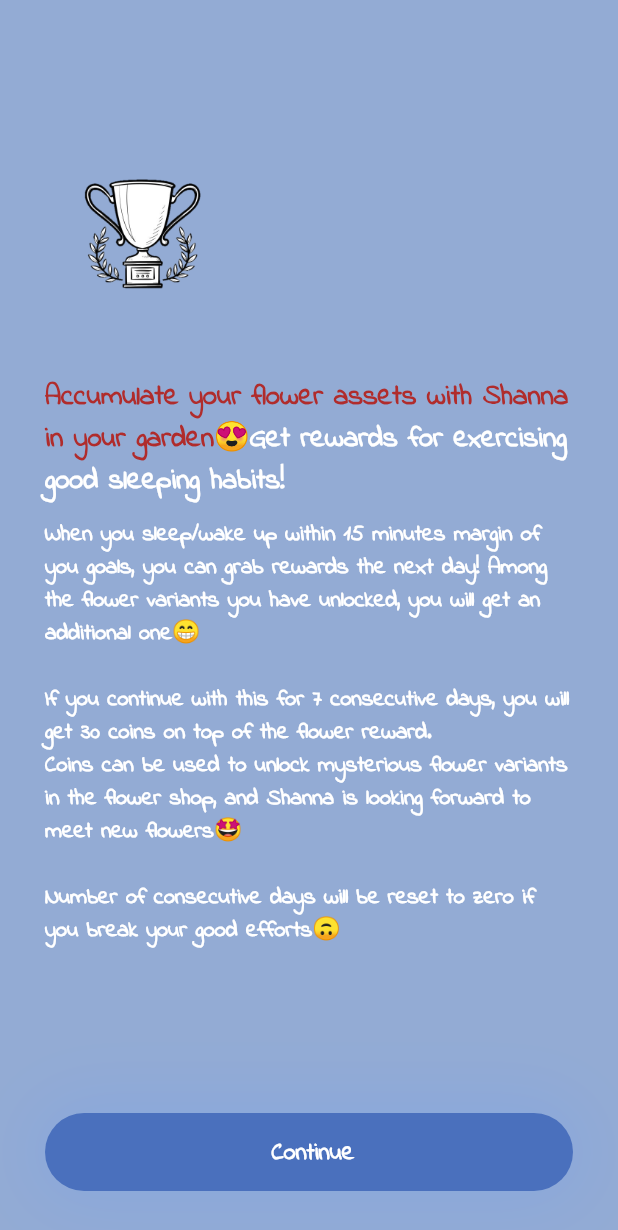
After one commit to yuuutong/Orbital-Project, a Flutter app: the WalkthroughScreen screen opened directly, swiped to page 3, on a phone screen of 412 x 824 dp. The commit adds this screen. Shown: the top 1230 px of the screen. Run offline on Flutter 3.47's test engine with Material 2 defaults, Android fonts, the light colour scheme and no system bars; our stand-ins replace cloud_firestore, firebase_auth, firebase_core, flutter_tags, shimmer; missing offline and left inert: flutter_alarm_clock, flutter_launcher_icons, loading_gifs, time_chart; accounts and stored records are empty.

Commit message:
walkthrough of the app

```diff
--- /dev/null
+++ b/sleeplah/lib/choice.dart
@@ -0,0 +1,56 @@
+import 'package:flutter/material.dart';
+import 'package:sleeplah/home_page/HomeScreen.dart';
+import 'package:sleeplah/walkthrough/walkthrough_screen.dart';
+import 'configurations/background.dart';
+import 'configurations/rounded_button.dart';
+import 'login_page/LoginScreen.dart';
+import 'package:sleeplah/constant.dart';
+
+class Choice extends StatefulWidget {
+  const Choice({Key? key}) : super(key: key);
+
+  @override
+  _ChoiceState createState() => _ChoiceState();
+}
+
+class _ChoiceState extends State<Choice> {
+  @override
+  Widget build(BuildContext context) {
+    return Material(
+        child: Background(
+            child: SingleChildScrollView(
+                child: Column(
+      crossAxisAlignment: CrossAxisAlignment.center,
+      children: <Widget>[
+        Container(
+          alignment: Alignment.center,
+          child: const Text(
+            "Would you like a walkthrough of the app?",
+            style: TextStyle(
+                color: Colors.white, fontSize: 18, fontFamily: "IndieFlower", fontWeight: FontWeight.bold),
+          ),
+        ),
+        Padding(
+          padding: const EdgeInsets.all(8.0),
+          child: RoundedButton(
+            press: () async {
+              Navigator.of(context).pushReplacement(
+                  MaterialPageRoute(builder: (context) => HomeScreen()));
+            },
+            text: 'I\'m a old user. Log in straight',
+          ),
+        ),
+        Padding(
+          padding: const EdgeInsets.all(8.0),
+          child: RoundedButton(
+            press: () {
+              Navigator.of(context).pushReplacement(MaterialPageRoute(
+                  builder: (context) => const WalkthroughScreen()));
+            },
+            text: 'I\'m a newbie! Go for a walkthrough',
+          ),
+        )
+      ],
+    ))));
+  }
+}
--- a/sleeplah/lib/login_page/LogIn.dart
+++ b/sleeplah/lib/login_page/LogIn.dart
@@ -1,3 +1,4 @@
+import 'package:sleeplah/choice.dart';
 import 'package:sleeplah/configurations/background.dart';
 import 'package:sleeplah/signup_page/SignUpScreen.dart';
 import 'package:sleeplah/configurations/rounded_button.dart';
@@ -6,6 +7,7 @@ import 'package:sleeplah/configurations/rounded_password_field.dart';
 import 'package:firebase_auth/firebase_auth.dart';
 import 'package:flutter/material.dart';
 import 'package:sleeplah/home_page/HomeScreen.dart';
+import 'package:sleeplah/walkthrough/walkthrough_screen.dart';
 import '../forgot_password_page/ForgotPasswordScreen.dart';
 
 class LogIn extends StatefulWidget {
@@ -26,11 +28,11 @@ class _LogInState extends State<LogIn> {
           .user;
       ScaffoldMessenger.of(context).showSnackBar(
         const SnackBar(
-          content: const Text('Signed in'),
+          content: Text('Signed in'),
         ),
       );
       Navigator.of(context).pushReplacement(
-        MaterialPageRoute(builder: (context) => HomeScreen()),
+        MaterialPageRoute(builder: (context) => Choice()),
       );
     } catch (e) {
       print("error");
@@ -90,7 +92,7 @@ class _LogInState extends State<LogIn> {
                     const Text(
                       "Do not have an account?",
                       textAlign: TextAlign.center,
-                      style: const TextStyle(
+                      style: TextStyle(
                           color: Colors.white, fontWeight: FontWeight.bold),
                     ),
                     TextButton(
@@ -117,7 +119,7 @@ class _LogInState extends State<LogIn> {
                 const Text(
                   "",
                   textAlign: TextAlign.center,
-                  style: const TextStyle(color: Colors.white),
+                  style: TextStyle(color: Colors.white),
                 ),
                 TextButton(
                   onPressed: () {
--- /dev/null
+++ b/sleeplah/lib/walkthrough/static.dart
@@ -0,0 +1,233 @@
+import 'package:flutter/cupertino.dart';
+
+List<Map<String, Object>> WALKTHROUGH_ITEMS = [
+  {
+    'image': 'assets/images/shanna.png',
+    'button_text': 'Continue',
+    'description_rich': RichText(
+        text: const TextSpan(children: [
+      TextSpan(
+          text:
+              'Welcome to SleepLah! Shanna, our mascot sheep, aims to help you develop good sleeping habits and have fun along the way😉',
+          style: TextStyle(
+              fontWeight: FontWeight.bold,
+              fontSize: 18,
+              fontFamily: "IndieFlower"))
+    ])),
+    'title': RichText(
+        text: const TextSpan(children: [
+      TextSpan(
+          text: 'Let\'s start!',
+          style: TextStyle(
+              fontWeight: FontWeight.bold,
+              fontSize: 24,
+              fontFamily: "IndieFlower")),
+    ])),
+  },
+  {
+    'image': 'assets/images/clock.png',
+    'button_text': 'Continue',
+    'description_rich': RichText(
+        text: const TextSpan(children: [
+      TextSpan(
+          text: '',
+          style: TextStyle(fontWeight: FontWeight.bold, fontSize: 16)),
+    ])),
+    'title': RichText(
+        text: const TextSpan(children: [
+      TextSpan(
+          text:
+              'Set your customised sleeping and wakeup time goals, and get alarm reminders✨',
+          style: TextStyle(
+              fontWeight: FontWeight.bold,
+              fontSize: 24,
+              fontFamily: 'IndieFlower',
+              color: Color.fromARGB(255, 176, 44, 44))),
+      TextSpan(
+          text: '\nNever miss your bedtime and stay up late again!',
+          style: TextStyle(
+              fontWeight: FontWeight.bold,
+              fontSize: 24,
+              fontFamily: 'IndieFlower')),
+    ]))
+  },
+  {
+    'image': 'assets/images/reward.png',
+    'button_text': 'Continue',
+    'description_rich': RichText(
+        text: const TextSpan(children: [
+      TextSpan(
+          text:
+              'When you sleep/wake up within 15 minutes margin of you goals, you can grab rewards the next day! Among the flower variants you have unlocked, you will get an additional one😁\n\nIf you continue with this for 7 consecutive days, you will get 30 coins on top of the flower reward.\nCoins can be used to unlock mysterious flower variants in the flower shop, and Shanna is looking forward to meet new flowers🤩\n\nNumber of consecutive days will be reset to zero if you break your good efforts🙃',
+          style: TextStyle(
+              fontWeight: FontWeight.bold,
+              fontSize: 15,
+              fontFamily: 'IndieFlower'))
+    ])),
+    'title': RichText(
+        text: const TextSpan(children: [
+      TextSpan(
+          text: 'Accumulate your flower assets with Shanna in your garden😍',
+          style: TextStyle(
+              fontWeight: FontWeight.bold,
+              fontSize: 19,
+              fontFamily: 'IndieFlower',
+              color: Color.fromARGB(255, 176, 44, 44))),
+      TextSpan(
+          text: 'Get rewards for exercising good sleeping habits!',
+          style: TextStyle(
+              fontWeight: FontWeight.bold,
+              fontSize: 19,
+              fontFamily: 'IndieFlower')),
+    ])),
+  },
+  {
+    'image': 'assets/images/leaderboard.png',
+    'button_text': 'Continue',
+    'description_rich': RichText(
+        text: const TextSpan(children: [
+      TextSpan(
+          text:
+              'View your ranking based on the number of total flowers owned & number of consecutive days of sleep',
+          style: TextStyle(
+              fontWeight: FontWeight.bold,
+              fontSize: 16,
+              fontFamily: 'IndieFlower')),
+      TextSpan(
+          text:
+              '\nSend/accept friend request to exercise good sleeping habits with friends!',
+          style: TextStyle(
+              fontWeight: FontWeight.bold,
+              fontSize: 16,
+              fontFamily: 'IndieFlower')),
+    ])),
+    'title': RichText(
+        text: const TextSpan(children: [
+      TextSpan(
+          text:
+              'Have fun by inviting friends to participate, and see your place on the leaderboard😎',
+          style: TextStyle(
+              fontWeight: FontWeight.bold,
+              fontSize: 24,
+              fontFamily: 'IndieFlower',
+              color: Color.fromARGB(255, 176, 44, 44))),
+    ])),
+  },
+  {
+    'image': 'assets/images/dashboard.png',
+    'button_text': 'Continue',
+    'description_rich': RichText(
+        text: const TextSpan(children: [
+      TextSpan(
+          text:
+              'View the coins, number of days of sleep, and number of each flower owned at the moment',
+          style: TextStyle(
+              fontWeight: FontWeight.bold,
+              fontSize: 16,
+              fontFamily: 'IndieFlower')),
+      TextSpan(
+          text:
+              '\nBe proud of how far you have come in sticking to your sleeping goals. WOW🏆',
+          style: TextStyle(
+              fontWeight: FontWeight.bold,
+              fontSize: 16,
+              fontFamily: 'IndieFlower')),
+    ])),
+    'title': RichText(
+        text: const TextSpan(children: [
+      TextSpan(
+          text:
+              'Garden Statistics Dashboard: take a look at your garden assets!',
+          style: TextStyle(
+              fontWeight: FontWeight.bold,
+              fontSize: 24,
+              fontFamily: 'IndieFlower',
+              color: Color.fromARGB(255, 176, 44, 44))),
+    ])),
+  },
+  {
+    'image': 'assets/images/stats.png',
+    'button_text': 'Continue',
+    'description_rich': RichText(
+        text: const TextSpan(children: [
+      TextSpan(
+          text:
+              'Start and end time of sleep, sleep duration, in weeks and months!',
+          style: TextStyle(
+              fontWeight: FontWeight.bold,
+              fontSize: 16,
+              fontFamily: 'IndieFlower')),
+      TextSpan(
+          text:
+              '\nKeep track of how long you have been sleeping for the past few days/months, and your usual sleep/wakeup time',
+          style: TextStyle(
+              fontWeight: FontWeight.bold,
+              fontSize: 16,
+              fontFamily: 'IndieFlower')),
+    ])),
+    'title': RichText(
+        text: const TextSpan(children: [
+      TextSpan(
+          text: 'See your personal sleeping statistics displayed in barcharts!',
+          style: TextStyle(
+              fontWeight: FontWeight.bold,
+              fontSize: 24,
+              fontFamily: 'IndieFlower',
+              color: Color.fromARGB(255, 176, 44, 44))),
+    ])),
+  },
+  {
+    'image': 'assets/images/collection.png',
+    'button_text': 'Continue',
+    'description_rich': RichText(
+        text: const TextSpan(children: [
+      TextSpan(
+          text: 'Unlocked flowers will be visible, ',
+          style: TextStyle(
+              fontWeight: FontWeight.bold,
+              fontSize: 16,
+              fontFamily: 'IndieFlower')),
+      TextSpan(
+          text: 'mysterious flowers need to be purchased in flower shop🎃',
+          style: TextStyle(
+              fontWeight: FontWeight.bold,
+              fontSize: 16,
+              fontFamily: 'IndieFlower')),
+    ])),
+    'title': RichText(
+        text: const TextSpan(children: [
+      TextSpan(
+          text:
+              'Flower Collection Handbook: read the language of flowers and see how many mysterious flowers are still waiting for you!',
+          style: TextStyle(
+              fontWeight: FontWeight.bold,
+              fontSize: 24,
+              fontFamily: 'IndieFlower',
+              color: Color.fromARGB(255, 176, 44, 44))),
+    ])),
+  },
+  {
+    'image': 'assets/images/profile.png',
+    'button_text': 'Let\'s go!',
+    'description_rich': RichText(
+        text: const TextSpan(children: [
+      TextSpan(
+          text:
+              'Change your profile photo to your favourite flower among those unlocked(✿◡‿◡)',
+          style: TextStyle(
+              fontWeight: FontWeight.bold,
+              fontSize: 16,
+              fontFamily: 'IndieFlower')),
+    ])),
+    'title': RichText(
+        text: const TextSpan(children: [
+      TextSpan(
+          text: 'More to explore on the settings page!',
+          style: TextStyle(
+              fontWeight: FontWeight.bold,
+              fontSize: 24,
+              fontFamily: 'IndieFlower',
+              color: Color.fromARGB(255, 176, 44, 44))),
+    ])),
+  }
+];
--- /dev/null
+++ b/sleeplah/lib/walkthrough/walkthrough_item.dart
@@ -0,0 +1,125 @@
+import 'package:flutter/material.dart';
+import 'package:sleeplah/home_page/HomeScreen.dart';
+
+class WalkthroughItem extends StatefulWidget {
+  final description;
+  final index;
+  final totalItem;
+  final controller;
+  final Map<String, dynamic>? item;
+
+  const WalkthroughItem(
+      {Key? key,
+      this.controller,
+      this.description,
+      this.index,
+      this.totalItem,
+      this.item})
+      : super(key: key);
+
+  @override
+  _WalkthroughItemState createState() => _WalkthroughItemState();
+}
+
+class _WalkthroughItemState extends State<WalkthroughItem> {
+  @override
+  Widget build(BuildContext context) {
+    return Container(
+      color: Color.fromARGB(255, 147, 171, 212),
+      width: double.infinity,
+      height: double.infinity,
+      child: Column(
+        children: [
+          Expanded(
+            flex: 1,
+            child: Column(
+              mainAxisAlignment: MainAxisAlignment.center,
+              crossAxisAlignment: CrossAxisAlignment.start,
+              children: widget.index == 0
+                  ? [
+                      Container(
+                          margin: const EdgeInsets.only(left: 20, right: 20),
+                          child: Image.asset(
+                            widget.item!['image'] ?? '',
+                            width: 150,
+                          )),
+                      Container(
+                        margin: const EdgeInsets.only(left: 30, right: 30, top: 10),
+                        child: widget.item!['description_rich'] ?? const Text(""),
+                      ),
+                      Container(
+                        margin: const EdgeInsets.only(left: 30, right: 30, top: 10),
+                        child: widget.item!['title'] ?? const Text(""),
+                      ),
+                    ]
+                  : [
+                      Container(
+                          margin: const EdgeInsets.only(left: 20, right: 20),
+                          child: Image.asset(
+                            widget.item!['image'] ?? '',
+                            width: 150,
+                          )),
+                      Container(
+                        margin: const EdgeInsets.only(left: 30, right: 30, top: 20),
+                        child: widget.item!['title'] ?? const Text(""),
+                      ),
+                      Container(
+                        margin: const EdgeInsets.only(left: 30, right: 30, top: 10),
+                        child: widget.item!['description_rich'] ?? const Text(""),
+                      ),
+                    ],
+            ),
+          ),
+          Container(
+            alignment: Alignment.bottomCenter,
+            child: InkWell(
+              customBorder: const RoundedRectangleBorder(
+                borderRadius: BorderRadius.all(Radius.circular(50)),
+              ),
+              onTap: () async {
+                if ((widget.index + 1) == widget.totalItem) {
+                  Navigator.push(
+                      context,
+                      MaterialPageRoute(
+                          builder: (context) => HomeScreen()));
+                } else {
+                  await widget.controller.animateToPage(
+                    widget.index + 1,
+                    curve: Curves.easeIn,
+                    duration: const Duration(milliseconds: 200),
+                  );
+                }
+              },
+              child: Container(
+                alignment: Alignment.center,
+                height: 52,
+                margin:
+                    const EdgeInsets.only(top: 30, bottom: 30, left: 30, right: 30),
+                padding: const EdgeInsets.only(top: 5, bottom: 5, left: 10, right: 5),
+                decoration: const BoxDecoration(
+                  color: Color.fromARGB(255, 74, 112, 189),
+                  borderRadius: BorderRadius.all(Radius.circular(50)),
+                  boxShadow: [
+                    BoxShadow(
+                      color: Color.fromARGB(153, 130, 165, 225),
+                      blurRadius: 40,
+                      spreadRadius: 10,
+                      offset: Offset(0, 0),
+                    ),
+                  ],
+                ),
+                child: Text(
+                  widget.item!['button_text'] ?? 'Continue',
+                  style: const TextStyle(
+                      fontWeight: FontWeight.bold,
+                      color: Colors.white,
+                      fontSize: 16),
+                ),
+              ),
+            ),
+          )
+        ],
+      ),
+    );
+  }
+}
--- /dev/null
+++ b/sleeplah/lib/walkthrough/walkthrough_screen.dart
@@ -0,0 +1,34 @@
+import 'package:flutter/material.dart';
+import 'package:sleeplah/walkthrough/walkthrough_item.dart';
+import 'package:sleeplah/walkthrough/static.dart';
+
+class WalkthroughScreen extends StatefulWidget {
+  const WalkthroughScreen({Key? key}) : super(key: key);
+
+  @override
+  _WalkthroughScreenState createState() => _WalkthroughScreenState();
+}
+
+class _WalkthroughScreenState extends State<WalkthroughScreen> {
+  @override
+  Widget build(BuildContext context) {
+    PageController _controller = PageController(initialPage: 0);
+
+    return Scaffold(
+        body: PageView.builder(
+            physics:const NeverScrollableScrollPhysics(),
+            scrollDirection: Axis.horizontal,
+            controller: _controller,
+            itemCount: WALKTHROUGH_ITEMS.length,
+            itemBuilder: (BuildContext context, int index) {
+              return WalkthroughItem(
+                  controller: _controller,
+                  item: WALKTHROUGH_ITEMS[index],
+                  index: index,
+                  totalItem: WALKTHROUGH_ITEMS.length
+              );
+            }
+        )
+    );
+  }
+}
```
Also changed, not shown: sleeplah/assets/images/clock.png (added), sleeplah/assets/images/collection.png (added), sleeplah/assets/images/dashboard.png (added), sleeplah/assets/images/leaderboard.png (added), sleeplah/assets/images/profile.png (added), sleeplah/assets/images/reward.png (added), sleeplah/assets/images/stats.png (added).
